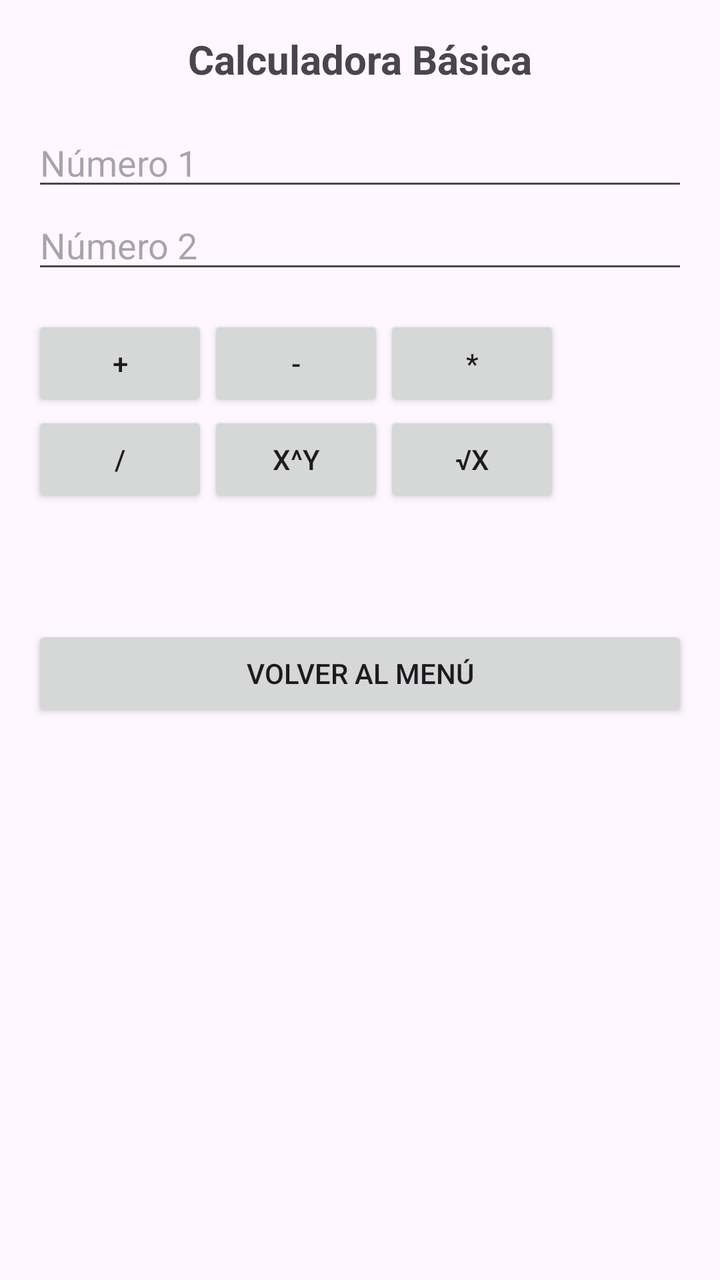
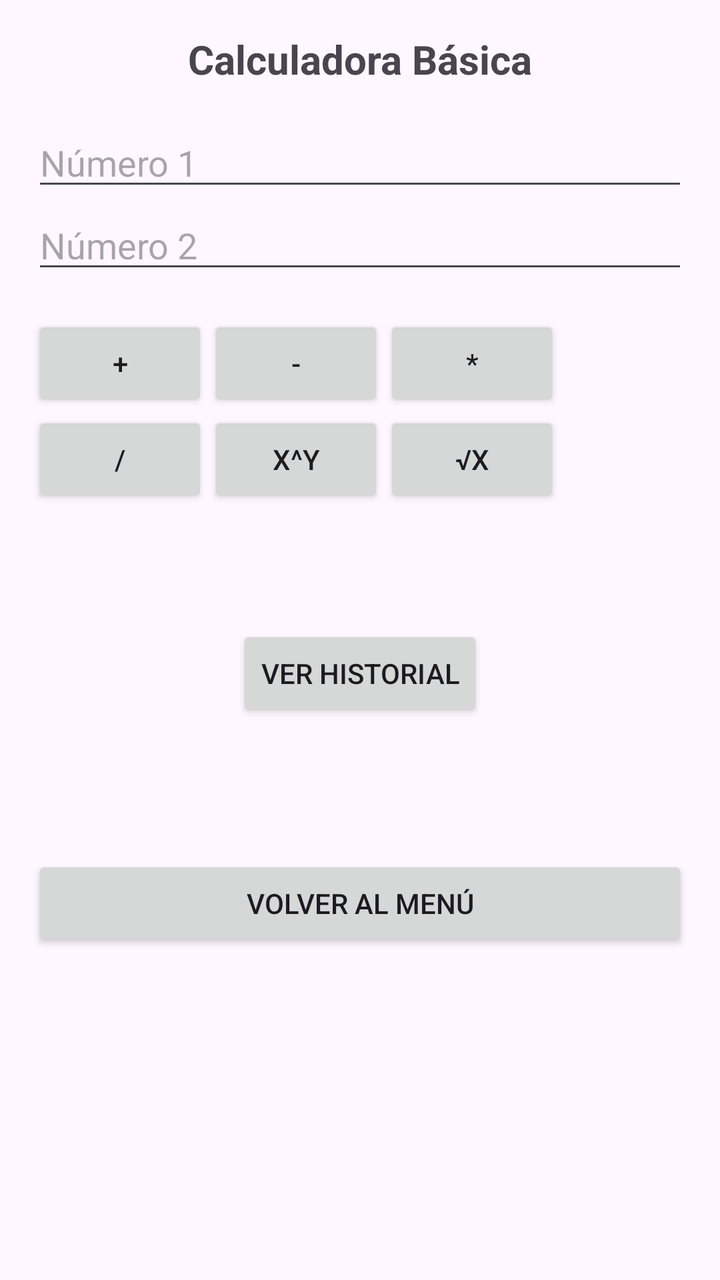

An Android layout rendered at two revisions. The XML below is the earlier revision; the diff shows what the commit changed to produce the second picture.
<!-- AndroidManifest.xml: application theme Theme.Desafio1_DSM -->
<!-- res/layout/activity_calculadora.xml -->
<?xml version="1.0" encoding="utf-8"?>
<ScrollView xmlns:android="http://schemas.android.com/apk/res/android"
    android:layout_width="match_parent"
    android:layout_height="match_parent"
    android:padding="@dimen/padding_standard">

    <LinearLayout
        android:layout_width="match_parent"
        android:layout_height="wrap_content"
        android:orientation="vertical">

        <TextView
            android:layout_width="match_parent"
            android:layout_height="wrap_content"
            android:text="@string/title_calculadora"
            android:textSize="@dimen/text_size_title"
            android:textStyle="bold"
            android:gravity="center"
            android:layout_marginBottom="@dimen/margin_medium"/>

        <EditText
            android:id="@+id/etNum1"
            android:layout_width="match_parent"
            android:layout_height="wrap_content"
            android:hint="@string/hint_num1"
            android:inputType="numberDecimal|numberSigned"/>

        <EditText
            android:id="@+id/etNum2"
            android:layout_width="match_parent"
            android:layout_height="wrap_content"
            android:hint="@string/hint_num2"
            android:inputType="numberDecimal|numberSigned"/>

        
        <GridLayout
            android:layout_width="match_parent"
            android:layout_height="wrap_content"
            android:columnCount="3"
            android:rowCount="2"
            android:layout_marginTop="@dimen/margin_medium">

            <Button android:id="@+id/btnSuma" android:text="+" />
            <Button android:id="@+id/btnResta" android:text="-" />
            <Button android:id="@+id/btnMulti" android:text="*" />
            <Button android:id="@+id/btnDiv" android:text="/" />
            <Button android:id="@+id/btnExp" android:text="x^y" />
            <Button android:id="@+id/btnRaiz" android:text="√x" />
        </GridLayout>

        <TextView
            android:id="@+id/tvResultadoCalc"
            android:layout_width="match_parent"
            android:layout_height="wrap_content"
            android:textSize="20sp"
            android:textStyle="bold"
            android:gravity="center"
            android:layout_marginTop="@dimen/margin_medium"/>

        <Button
            android:id="@+id/btnVolverCalc"
            android:layout_width="match_parent"
            android:layout_height="wrap_content"
            android:text="@string/btn_volver"
            android:layout_marginTop="@dimen/margin_medium"/>

    </LinearLayout>
</ScrollView>
<!-- resources referenced by this layout -->
<resources>
  <dimen name="margin_medium">16dp</dimen>
  <dimen name="padding_standard">16dp</dimen>
  <dimen name="text_size_title">20sp</dimen>
  <string name="btn_volver">Volver al Menú</string>
  <string name="hint_num1">Número 1</string>
  <string name="hint_num2">Número 2</string>
  <string name="title_calculadora">Calculadora Básica</string>
  <style name="Theme.Desafio1_DSM" parent="Base.Theme.Desafio1_DSM" />
  <style name="Base.Theme.Desafio1_DSM" parent="Theme.Material3.DayNight.NoActionBar">
          
          
      </style>
</resources>

<!-- the commit's change to res/layout/activity_calculadora.xml (unified diff, before → after) -->
@@ -7,6 +7,7 @@
     <LinearLayout
         android:layout_width="match_parent"
         android:layout_height="wrap_content"
+        android:gravity="center"
         android:orientation="vertical">
 
         <TextView
@@ -58,11 +59,27 @@
             android:layout_marginTop="@dimen/margin_medium"/>
 
         <Button
+            android:id="@+id/btnVerHistorial"
+            android:layout_width="wrap_content"
+            android:layout_height="wrap_content"
+            android:layout_marginTop="@dimen/margin_medium"
+            android:text="@string/btn_ver_historial" />
+
+        <TextView
+            android:id="@+id/tvHistorialCompleto"
+            android:layout_width="match_parent"
+            android:layout_height="wrap_content"
+            android:textSize="14sp"
+            android:textColor="@color/historial_texto"
+            android:layout_marginTop="@dimen/margin_medium"
+            android:padding="8dp"/>
+
+        <Button
             android:id="@+id/btnVolverCalc"
             android:layout_width="match_parent"
             android:layout_height="wrap_content"
-            android:text="@string/btn_volver"
-            android:layout_marginTop="@dimen/margin_medium"/>
+            android:layout_marginTop="@dimen/margin_medium"
+            android:text="@string/btn_volver" />
 
     </LinearLayout>
 </ScrollView>
<!-- resource entries referenced after the edit -->
@@ -1,8 +1,10 @@
 <!-- resources referenced by this layout -->
 <resources>
+  <color name="historial_texto">#555555</color>
   <dimen name="margin_medium">16dp</dimen>
   <dimen name="padding_standard">16dp</dimen>
   <dimen name="text_size_title">20sp</dimen>
+  <string name="btn_ver_historial">Ver Historial</string>
   <string name="btn_volver">Volver al Menú</string>
   <string name="hint_num1">Número 1</string>
   <string name="hint_num2">Número 2</string>
